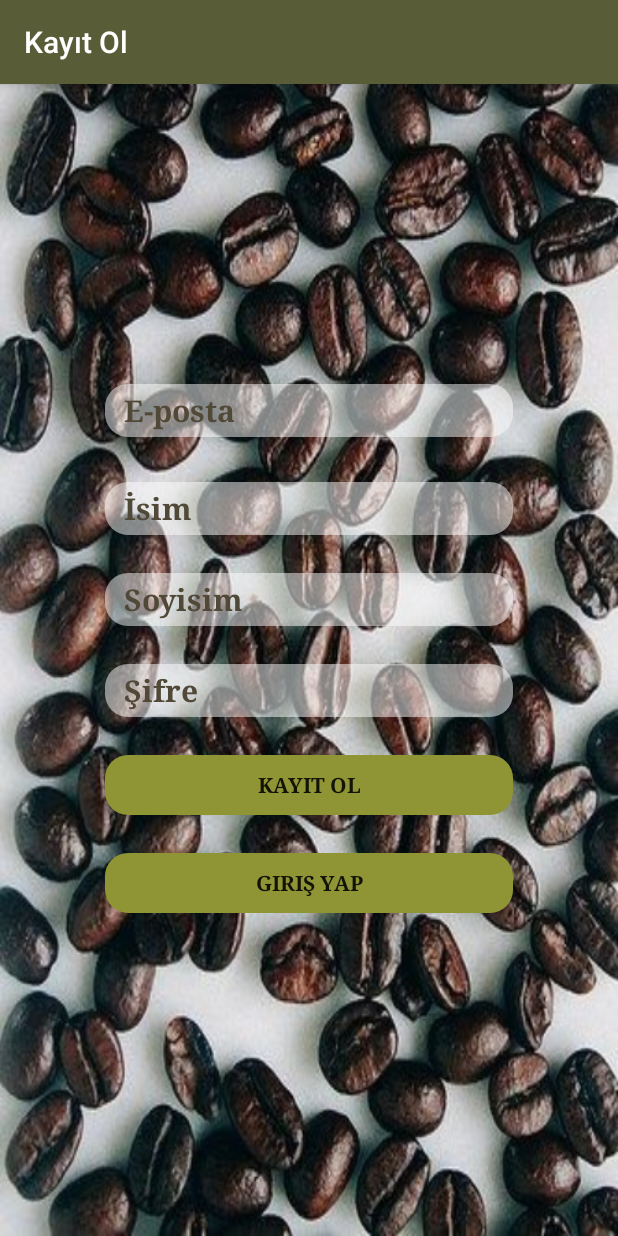
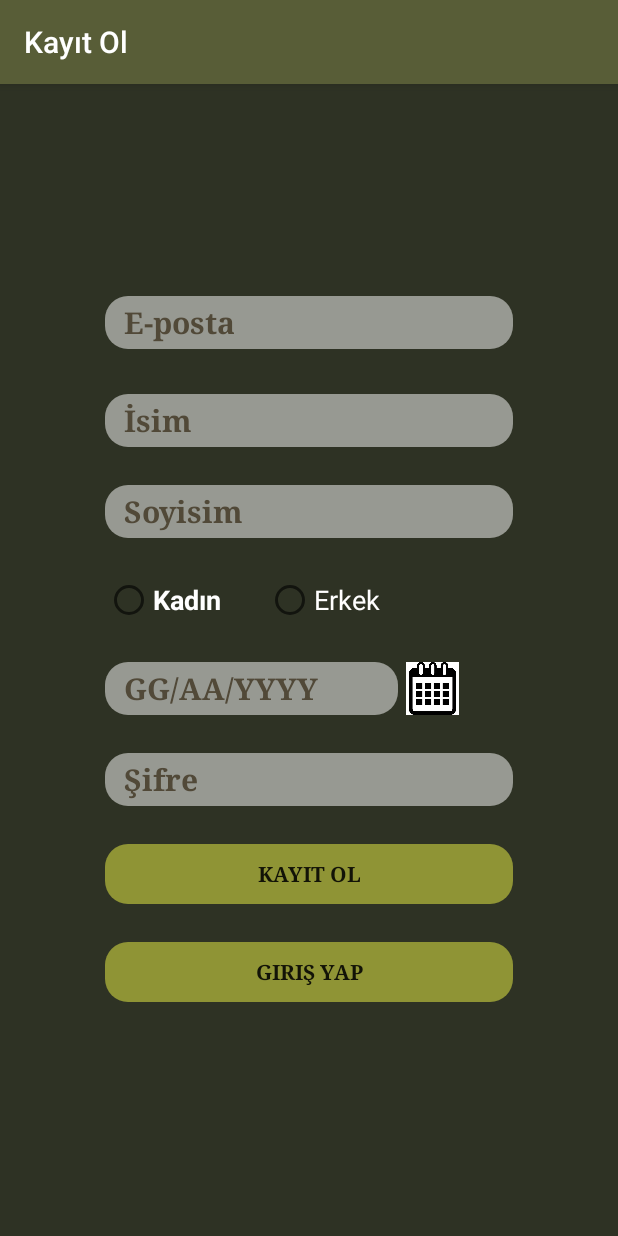
Before and after one commit to BeaconCafe/Tasarim, an Android app: the KayitOl screen opened directly, with no data from a screen before it, after a tap on an icon or button, on a phone screen of 412 x 824 dp. Run offline under Robolectric (Android 15) with nearby library versions, the phone set to English and light mode, and no system bars; our stand-ins replace Firebase (no records; nobody signed in at launch, a user with empty details on screens opened directly).

Commit message:
Müşteriden cinsiyet ve doğum tarihi bilgileri alınıp firebase'e kaydedilmesi sağlandı

```diff
--- a/app/src/main/java/com/tasarim/tasarim/KayitOl.java
+++ b/app/src/main/java/com/tasarim/tasarim/KayitOl.java
@@ -1,8 +1,10 @@
 package com.tasarim.tasarim;
 
+import android.app.DatePickerDialog;
 import android.content.Context;
 import android.content.Intent;
 import android.content.SharedPreferences;
+import android.media.Image;
 import android.preference.PreferenceManager;
 import android.support.annotation.NonNull;
 import android.support.v7.app.AppCompatActivity;
@@ -11,7 +13,11 @@ import android.text.TextUtils;
 import android.view.View;
 import android.view.inputmethod.InputMethodManager;
 import android.widget.Button;
+import android.widget.DatePicker;
 import android.widget.EditText;
+import android.widget.ImageButton;
+import android.widget.RadioButton;
+import android.widget.RadioGroup;
 import android.widget.Toast;
 
 import com.google.android.gms.tasks.OnCompleteListener;
@@ -22,13 +28,23 @@ import com.google.firebase.auth.FirebaseUser;
 import com.google.firebase.database.DatabaseReference;
 import com.google.firebase.database.FirebaseDatabase;
 
+import java.util.Calendar;
+
 public class KayitOl extends AppCompatActivity {
 
-    EditText edt_mail, edt_sifre,edt_ad,edt_soyad;
+    EditText edt_mail, edt_sifre,edt_ad,edt_soyad,edt_dogumTarihi;
+    RadioGroup radioGroup;
+    RadioButton radioKadin,radioErkek;
+    ImageButton dateTime;
     Button btn_kayitOl, btn_giris;
     FirebaseAuth mAuth;
     SharedPreferences preferences;
     SharedPreferences.Editor editor;
+
+    Context context=this;
+    String secilenCinsiyet;
+
+    int yas;
 
     @Override
     protected void onCreate(Bundle savedInstanceState) {
@@ -37,16 +53,24 @@ public class KayitOl extends AppCompatActivity {
 
         getWindow().setBackgroundDrawableResource(R.drawable.kayitsayfasi) ;
         this.setTitle("Kayıt Ol");
+
         edt_mail=(EditText)findViewById(R.id.email);
         edt_sifre=(EditText)findViewById(R.id.sifre);
         edt_ad=(EditText)findViewById(R.id.isim);
         edt_soyad=(EditText)findViewById(R.id.soyisim);
+        edt_dogumTarihi=(EditText)findViewById(R.id.dogumTarihi);
+
+        dateTime=(ImageButton)findViewById(R.id.datetime);
 
         btn_kayitOl=(Button)findViewById(R.id.kayitOl);
         btn_giris=(Button)findViewById(R.id.girisSayfasi);
 
+
+        radioGroup=(RadioGroup)findViewById(R.id.radioGroup);
+        radioKadin=(RadioButton)findViewById(R.id.radio_kadin);
+        radioErkek=(RadioButton)findViewById(R.id.radio_erkek);
+
         mAuth=FirebaseAuth.getInstance();
-
 
         preferences= PreferenceManager.getDefaultSharedPreferences(getApplicationContext());
         editor=preferences.edit();
@@ -79,19 +103,38 @@ public class KayitOl extends AppCompatActivity {
                 startActivity(intent);
             }
         });
+
+        dateTime.setOnClickListener(new View.OnClickListener() {
+            @Override
+            public void onClick(View view) {
+                final Calendar takvim = Calendar.getInstance();
+                int yil = takvim.get(Calendar.YEAR);
+                int ay = takvim.get(Calendar.MONTH);
+                int gun = takvim.get(Calendar.DAY_OF_MONTH);
+
+                DatePickerDialog dpd = new DatePickerDialog(context,android.R.style.Theme_DeviceDefault_Light_Dialog,new DatePickerDialog.OnDateSetListener() {
+                            @Override
+                            public void onDateSet(DatePicker view, int year, int month, int dayOfMonth) {
+
+                                month += 1;
+
+                                edt_dogumTarihi.setText(dayOfMonth + "/" + month + "/" + year);
+
+                                yas= 2018-year;
+                            }
+                        }, yil, ay, gun);
+
+
+
+                dpd.setButton(DatePickerDialog.BUTTON_POSITIVE, "Seç", dpd);
+                dpd.setButton(DatePickerDialog.BUTTON_NEGATIVE, "İptal", dpd);
+                dpd.show();
+            }
+        });
+
     }
 
-    public void showSoftKeyboard(View view) {
-        if (edt_ad.requestFocus()| edt_soyad.requestFocus()| edt_sifre.requestFocus()|edt_mail.requestFocus()) {
-            InputMethodManager imm = (InputMethodManager) getSystemService(Context.INPUT_METHOD_SERVICE);
 
-            imm.showSoftInput(edt_ad, InputMethodManager.SHOW_IMPLICIT);
-            imm.showSoftInput(edt_soyad,InputMethodManager.SHOW_IMPLICIT);
-            imm.showSoftInput(edt_mail,InputMethodManager.SHOW_IMPLICIT);
-            imm.showSoftInput(edt_sifre,InputMethodManager.SHOW_IMPLICIT);
-            //  imm.showSoftInput(view, InputMethodManager.SHOW_IMPLICIT);
-        }
-    }
 
 
     public void klavyekapat(View v) {
@@ -118,7 +161,21 @@ public class KayitOl extends AppCompatActivity {
                     String id=currentMusteri.getUid();
 
 
-                    musteriEkle(id,edt_mail.getText().toString(), edt_ad.getText().toString(),edt_soyad.getText().toString(),0,0);
+                    int secilenRadio=radioGroup.getCheckedRadioButtonId();
+                    switch (secilenRadio){
+                        case R.id.radio_kadin:
+                            secilenCinsiyet=radioKadin.getText().toString();
+                            break;
+                        case R.id.radio_erkek:
+                            secilenCinsiyet=radioErkek.getText().toString();
+                            break;
+                            default:
+                                break;
+                    }
+
+
+
+                    musteriEkle(id,edt_mail.getText().toString(), edt_ad.getText().toString(),edt_soyad.getText().toString(),0,0,secilenCinsiyet,yas);
                     editor.putBoolean("login",true);
                     editor.commit();
                 }
@@ -130,7 +187,7 @@ public class KayitOl extends AppCompatActivity {
         });
     }
 
-    public void musteriEkle(String id,String eposta,String isim,String soyisim,int girisSayisi,int ikramSayisi) {
+    public void musteriEkle(String id,String eposta,String isim,String soyisim,int girisSayisi,int ikramSayisi,String cinsiyet,int yas) {
         Musteri musteri = new Musteri();
         musteri.setAd(isim);
         musteri.setSoyad(soyisim);
@@ -138,6 +195,8 @@ public class KayitOl extends AppCompatActivity {
         musteri.setGirisSayisi(girisSayisi);
         musteri.setAdmin("0");
         musteri.setIkramSayisi(ikramSayisi);
+        musteri.setCinsiyet(cinsiyet);
+        musteri.setYas(yas);
 
         DatabaseReference dbRef = FirebaseDatabase.getInstance().getReference().child("Müşteri");
        // String uid=dbRef.push().getKey();
--- a/app/src/main/java/com/tasarim/tasarim/MusteriSayfasi.java
+++ b/app/src/main/java/com/tasarim/tasarim/MusteriSayfasi.java
@@ -7,7 +7,6 @@ import android.content.Context;
 import android.content.Intent;
 import android.content.SharedPreferences;
 import android.os.Bundle;
-import android.os.Handler;
 import android.preference.PreferenceManager;
 import android.support.v7.app.AppCompatActivity;
 import android.view.Menu;
@@ -51,7 +50,7 @@ public class MusteriSayfasi extends AppCompatActivity {
     SharedPreferences.Editor editor;
     ArcProgress arcProgress;
     int progressStatus=0;
-    private Handler handler = new Handler();
+
 
 
     @Override
--- a/app/src/main/res/layout/activity_kayit_ol.xml
+++ b/app/src/main/res/layout/activity_kayit_ol.xml
@@ -9,7 +9,7 @@
     android:isScrollContainer="true"
     android:descendantFocusability="beforeDescendants"
     tools:context="com.tasarim.tasarim.KayitOl"
-
+    android:background="#2e3224"
     android:gravity="center"
     >
     <ScrollView
@@ -20,15 +20,11 @@
             android:layout_marginRight="20dp"
             android:layout_marginLeft="20dp"
             android:layout_marginBottom="40dp"
-
-
             android:layout_width="fill_parent"
             android:layout_height="500dp">
             <LinearLayout
                 android:layout_centerInParent="true"
                 android:orientation="vertical"
-                android:onClick="showSoftKeyboard"
-
                 android:layout_width="fill_parent"
                 android:layout_height="wrap_content">
 
@@ -40,7 +36,6 @@
         android:layout_marginLeft="50dp"
         android:layout_marginRight="50dp"
         android:layout_marginTop="25dp"
-        android:onClick="showSoftKeyboard"
         android:backgroundTint="#80FFFFFF"
         android:ems="10"
         android:fontFamily="serif"
@@ -59,8 +54,6 @@
         android:layout_height="35dp"
         android:layout_marginLeft="50dp"
         android:layout_marginRight="50dp"
-
-        android:onClick="showSoftKeyboard"
         android:backgroundTint="#80FFFFFF"
         android:ems="10"
         android:background="@drawable/background"
@@ -72,7 +65,6 @@
         android:textColorHint="@color/colorPrimaryDark"
         android:textSize="20sp"
         android:textStyle="bold"
-
         android:typeface="sans" />
 
     <EditText
@@ -83,21 +75,79 @@
         android:layout_marginLeft="50dp"
         android:layout_marginRight="50dp"
         android:layout_marginTop="25dp"
-
-        android:onClick="showSoftKeyboard"
         android:backgroundTint="#80FFFFFF"
         android:ems="10"
         android:fontFamily="serif"
         android:hint="  Soyisim"
         android:inputType="textPersonName"
         android:textAppearance="@style/TextAppearance.AppCompat.Body2"
-
         android:textColorHint="@color/colorPrimaryDark"
         android:textSize="20sp"
         android:textStyle="bold"
         android:typeface="sans" />
+                <RadioGroup xmlns:android="http://schemas.android.com/apk/res/android"
+                    android:layout_width="fill_parent"
+                    android:layout_height="wrap_content"
+                    android:orientation="horizontal"
+                    android:layout_marginLeft="50dp"
+                    android:layout_marginTop="25dp"
+                    android:id="@+id/radioGroup">
 
+                    <RadioButton
+                        android:id="@+id/radio_kadin"
+                        android:layout_width="wrap_content"
+                        android:layout_height="wrap_content"
+                        android:text="Kadın"
+                        android:textColor="#ffffff"
+                        android:textSize="18sp"
 
+                        android:textStyle="bold" />
+
+                    <RadioButton
+                        android:id="@+id/radio_erkek"
+                        android:layout_width="wrap_content"
+                        android:layout_height="wrap_content"
+                        android:layout_marginLeft="30dp"
+                        android:text="Erkek"
+                        android:textColor="#ffffff"
+                        android:textSize="18sp" />
+                </RadioGroup>
+
+        <LinearLayout
+            android:layout_width="match_parent"
+            android:layout_height="wrap_content"
+            android:orientation="horizontal"
+            android:layout_marginLeft="50dp"
+            android:layout_marginTop="25dp">
+
+            <EditText
+                android:id="@+id/dogumTarihi"
+                android:layout_width="195dp"
+                android:layout_height="35dp"
+                android:backgroundTint="#80FFFFFF"
+                android:ems="10"
+                android:background="@drawable/background"
+                android:fontFamily="serif"
+                android:hint="  GG/AA/YYYY"
+                android:inputType="textPersonName"
+                android:selectAllOnFocus="false"
+                android:textAppearance="@style/TextAppearance.AppCompat.Body2"
+                android:textColorHint="@color/colorPrimaryDark"
+                android:textSize="20sp"
+                android:textStyle="bold"
+                android:typeface="sans" />
+
+            <ImageButton
+                android:id="@+id/datetime"
+                android:layout_width="35dp"
+                android:layout_height="35dp"
+                android:src="@drawable/datetime"
+                android:background="#ffffff"
+                android:scaleType="fitXY"
+                android:layout_marginLeft="5dp"
+                android:layout_marginRight="50dp"/>
+
+        </LinearLayout>
 
     <EditText
         android:background="@drawable/background"
@@ -111,15 +161,12 @@
         android:ems="10"
         android:fontFamily="serif"
         android:hint="  Şifre"
-
-        android:onClick="showSoftKeyboard"
         android:inputType="textPassword"
         android:textAppearance="@style/TextAppearance.AppCompat.Body2"
         android:textColorHint="@color/colorPrimaryDark"
         android:textSize="20sp"
         android:textStyle="bold"
         android:typeface="sans" />
-
 
         <Button
             android:id="@+id/kayitOl"
--- a/app/src/main/res/values/styles.xml
+++ b/app/src/main/res/values/styles.xml
@@ -1,4 +1,5 @@
 <resources>
+
 
     <!-- Base application theme. -->
     <style name="AppTheme" parent="Theme.AppCompat.Light.DarkActionBar">
```
Also changed, not shown: app/src/main/java/com/tasarim/tasarim/Musteri.java (+21 -3 lines), app/src/main/res/drawable/datetime.jpg (added), app/src/main/res/layout/activity_giris.xml (line endings or trailing spaces).
